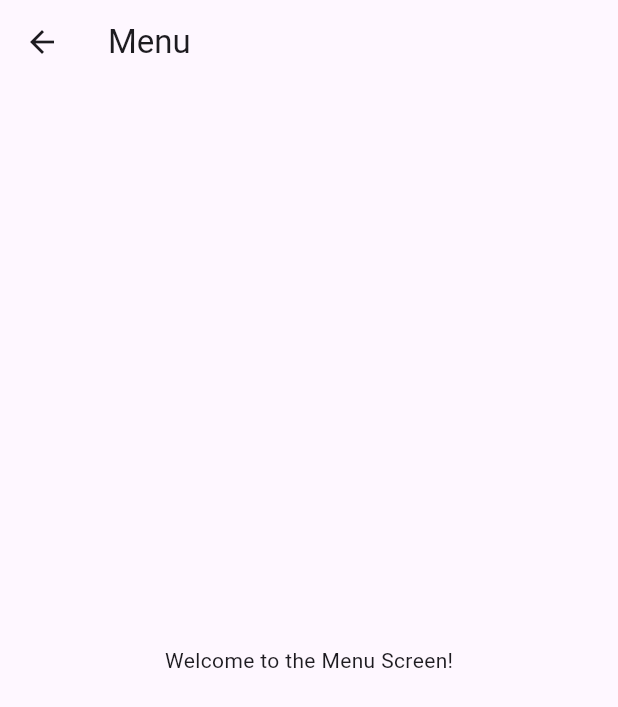
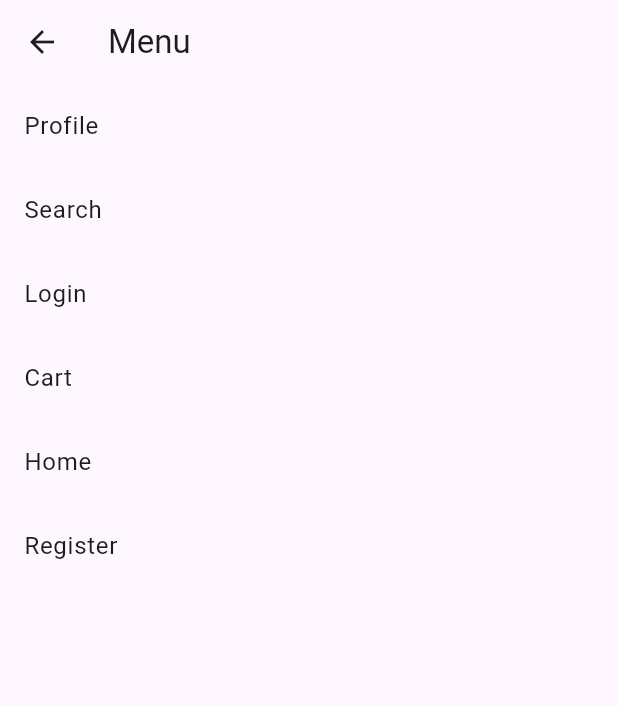
Before and after one commit to Ang3lExtreme/fooddelivery, a Flutter app: the MenuScreen screen opened directly, on a phone screen of 412 x 824 dp. Shown: the top 707 px of the screen. Run offline on Flutter 3.47's test engine with Material 3 defaults, Android fonts, the phone set to English and light mode, and no system bars.

Commit message:
- testing menu

```diff
--- a/lib/screens/menu_screen.dart
+++ b/lib/screens/menu_screen.dart
@@ -1,4 +1,11 @@
 import 'package:flutter/material.dart';
+
+import 'cart_screen.dart';
+import 'home_screen.dart';
+import 'login_screen.dart';
+import 'profile_screen.dart';
+import 'register_screen.dart';
+import 'search_screen.dart';
 
 class MenuScreen extends StatelessWidget {
   @override
@@ -7,8 +14,63 @@ class MenuScreen extends StatelessWidget {
       appBar: AppBar(
         title: Text('Menu'),
       ),
-      body: Center(
-        child: Text('Welcome to the Menu Screen!'),
+      body: ListView(
+        children: <Widget>[
+          ListTile(
+            title: Text('Profile'),
+            onTap: () {
+              Navigator.push(
+                context,
+                MaterialPageRoute(builder: (context) => ProfileScreen()),
+              );
+            },
+          ),
+          ListTile(
+            title: Text('Search'),
+            onTap: () {
+              Navigator.push(
+                context,
+                MaterialPageRoute(builder: (context) => SearchScreen()),
+              );
+            },
+          ),
+          ListTile(
+            title: Text('Login'),
+            onTap: () {
+              Navigator.push(
+                context,
+                MaterialPageRoute(builder: (context) => LoginScreen()),
+              );
+            },
+          ),
+          ListTile(
+            title: Text('Cart'),
+            onTap: () {
+              Navigator.push(
+                context,
+                MaterialPageRoute(builder: (context) => CartScreen()),
+              );
+            },
+          ),
+          ListTile(
+            title: Text('Home'),
+            onTap: () {
+              Navigator.push(
+                context,
+                MaterialPageRoute(builder: (context) => HomeScreen()),
+              );
+            },
+          ),
+          ListTile(
+            title: Text('Register'),
+            onTap: () {
+              Navigator.push(
+                context,
+                MaterialPageRoute(builder: (context) => RegisterScreen()),
+              );
+            },
+          ),
+        ],
       ),
     );
   }
```
